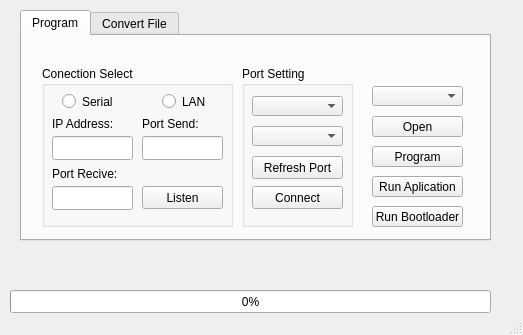
Qt form mainwindow.ui (flishet/GUI-Bootloader) before a commit.
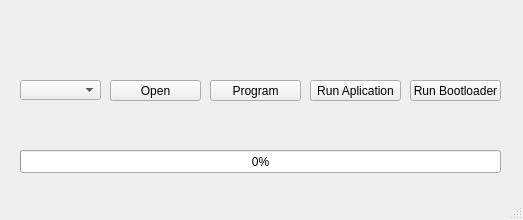
The same form after that commit.

Commit message: convert,tanzimate serial va Lan hazfshod -->1403/11/07

The edit to the form file:
```diff
--- a/mainwindow.ui
+++ b/mainwindow.ui
@@ -7,7 +7,7 @@
     <x>0</x>
     <y>0</y>
     <width>523</width>
-    <height>335</height>
+    <height>220</height>
    </rect>
   </property>
   <property name="sizePolicy">
@@ -35,8 +35,8 @@
    <widget class="QProgressBar" name="progressBar">
     <property name="geometry">
      <rect>
-      <x>10</x>
-      <y>290</y>
+      <x>20</x>
+      <y>150</y>
       <width>481</width>
       <height>23</height>
      </rect>
@@ -58,8 +58,8 @@
     <property name="geometry">
      <rect>
       <x>10</x>
-      <y>250</y>
-      <width>481</width>
+      <y>110</y>
+      <width>491</width>
       <height>31</height>
      </rect>
     </property>
@@ -70,237 +70,10 @@
      <set>Qt::AlignCenter</set>
     </property>
    </widget>
-   <widget class="QTabWidget" name="tabWidget">
-    <property name="geometry">
-     <rect>
-      <x>20</x>
-      <y>10</y>
-      <width>471</width>
-      <height>231</height>
-     </rect>
-    </property>
-    <property name="currentIndex">
-     <number>0</number>
-    </property>
-    <widget class="QWidget" name="tab1">
-     <attribute name="title">
-      <string>Program</string>
-     </attribute>
-     <widget class="QGroupBox" name="groupBox_3">
-      <property name="geometry">
-       <rect>
-        <x>20</x>
-        <y>30</y>
-        <width>191</width>
-        <height>161</height>
-       </rect>
-      </property>
-      <property name="title">
-       <string>Conection Select</string>
-      </property>
-      <widget class="QRadioButton" name="rd_serial">
-       <property name="geometry">
-        <rect>
-         <x>20</x>
-         <y>20</y>
-         <width>51</width>
-         <height>31</height>
-        </rect>
-       </property>
-       <property name="text">
-        <string>Serial</string>
-       </property>
-      </widget>
-      <widget class="QRadioButton" name="rd_lan">
-       <property name="geometry">
-        <rect>
-         <x>120</x>
-         <y>20</y>
-         <width>51</width>
-         <height>31</height>
-        </rect>
-       </property>
-       <property name="text">
-        <string>LAN</string>
-       </property>
-      </widget>
-      <widget class="QLineEdit" name="lineEdit_4">
-       <property name="geometry">
-        <rect>
-         <x>10</x>
-         <y>70</y>
-         <width>81</width>
-         <height>24</height>
-        </rect>
-       </property>
-       <property name="inputMask">
-        <string/>
-       </property>
-      </widget>
-      <widget class="QLabel" name="label_6">
-       <property name="geometry">
-        <rect>
-         <x>10</x>
-         <y>50</y>
-         <width>71</width>
-         <height>16</height>
-        </rect>
-       </property>
-       <property name="text">
-        <string>IP Address:</string>
-       </property>
-      </widget>
-      <widget class="QLabel" name="label_7">
-       <property name="geometry">
-        <rect>
-         <x>100</x>
-         <y>50</y>
-         <width>71</width>
-         <height>16</height>
-        </rect>
-       </property>
-       <property name="text">
-        <string>Port Send:</string>
-       </property>
-      </widget>
-      <widget class="QLineEdit" name="lineEdit_5">
-       <property name="geometry">
-        <rect>
-         <x>100</x>
-         <y>70</y>
-         <width>81</width>
-         <height>24</height>
-        </rect>
-       </property>
-       <property name="inputMask">
-        <string/>
-       </property>
-      </widget>
-      <widget class="QLabel" name="label_8">
-       <property name="geometry">
-        <rect>
-         <x>10</x>
-         <y>100</y>
-         <width>71</width>
-         <height>16</height>
-        </rect>
-       </property>
-       <property name="text">
-        <string>Port Recive:</string>
-       </property>
-      </widget>
-      <widget class="QLineEdit" name="lineEdit_6">
-       <property name="geometry">
-        <rect>
-         <x>10</x>
-         <y>120</y>
-         <width>81</width>
-         <height>24</height>
-        </rect>
-       </property>
-       <property name="inputMask">
-        <string/>
-       </property>
-      </widget>
-      <widget class="QPushButton" name="btn_listen">
-       <property name="geometry">
-        <rect>
-         <x>100</x>
-         <y>120</y>
-         <width>81</width>
-         <height>23</height>
-        </rect>
-       </property>
-       <property name="sizePolicy">
-        <sizepolicy hsizetype="Fixed" vsizetype="Fixed">
-         <horstretch>0</horstretch>
-         <verstretch>0</verstretch>
-        </sizepolicy>
-       </property>
-       <property name="text">
-        <string>Listen</string>
-       </property>
-      </widget>
-     </widget>
-     <widget class="QGroupBox" name="groupBox_2">
-      <property name="geometry">
-       <rect>
-        <x>220</x>
-        <y>30</y>
-        <width>111</width>
-        <height>161</height>
-       </rect>
-      </property>
-      <property name="title">
-       <string>Port Setting</string>
-      </property>
-      <widget class="QComboBox" name="combo_port">
-       <property name="geometry">
-        <rect>
-         <x>10</x>
-         <y>30</y>
-         <width>91</width>
-         <height>20</height>
-        </rect>
-       </property>
-      </widget>
-      <widget class="QPushButton" name="btn_port">
-       <property name="geometry">
-        <rect>
-         <x>10</x>
-         <y>120</y>
-         <width>91</width>
-         <height>23</height>
-        </rect>
-       </property>
-       <property name="sizePolicy">
-        <sizepolicy hsizetype="Fixed" vsizetype="Fixed">
-         <horstretch>0</horstretch>
-         <verstretch>0</verstretch>
-        </sizepolicy>
-       </property>
-       <property name="text">
-        <string>Connect</string>
-       </property>
-      </widget>
-      <widget class="QPushButton" name="pushButton_2">
-       <property name="geometry">
-        <rect>
-         <x>10</x>
-         <y>90</y>
-         <width>91</width>
-         <height>23</height>
-        </rect>
-       </property>
-       <property name="text">
-        <string>Refresh Port</string>
-       </property>
-      </widget>
-      <widget class="QComboBox" name="combo_baud">
-       <property name="geometry">
-        <rect>
-         <x>10</x>
-         <y>60</y>
-         <width>91</width>
-         <height>20</height>
-        </rect>
-       </property>
-      </widget>
-     </widget>
-     <widget class="QComboBox" name="combo_mcu">
-      <property name="geometry">
-       <rect>
-        <x>350</x>
-        <y>50</y>
-        <width>91</width>
-        <height>20</height>
-       </rect>
-      </property>
-     </widget>
      <widget class="QPushButton" name="btn_open">
       <property name="geometry">
        <rect>
-        <x>350</x>
+      <x>110</x>
         <y>80</y>
         <width>91</width>
         <height>21</height>
@@ -310,24 +83,11 @@
        <string>Open</string>
       </property>
      </widget>
-     <widget class="QPushButton" name="btn_program">
-      <property name="geometry">
-       <rect>
-        <x>350</x>
-        <y>110</y>
-        <width>91</width>
-        <height>21</height>
-       </rect>
-      </property>
-      <property name="text">
-       <string>Program</string>
-      </property>
-     </widget>
      <widget class="QPushButton" name="btn_boot">
       <property name="geometry">
        <rect>
-        <x>350</x>
-        <y>170</y>
+      <x>410</x>
+      <y>80</y>
         <width>91</width>
         <height>21</height>
        </rect>
@@ -339,8 +99,8 @@
      <widget class="QPushButton" name="btn_app">
       <property name="geometry">
        <rect>
-        <x>350</x>
-        <y>140</y>
+      <x>310</x>
+      <y>80</y>
         <width>91</width>
         <height>21</height>
        </rect>
@@ -352,117 +112,45 @@
      <widget class="QLabel" name="label">
       <property name="geometry">
        <rect>
-        <x>340</x>
-        <y>0</y>
-        <width>111</width>
+      <x>20</x>
+      <y>20</y>
+      <width>481</width>
         <height>41</height>
        </rect>
       </property>
+    <property name="font">
+     <font>
+      <pointsize>15</pointsize>
+      <weight>75</weight>
+      <bold>true</bold>
+     </font>
+    </property>
       <property name="text">
        <string/>
       </property>
      </widget>
-    </widget>
-    <widget class="QWidget" name="tab2">
-     <attribute name="title">
-      <string>Convert File</string>
-     </attribute>
-     <widget class="QGroupBox" name="groupBox_4">
+   <widget class="QComboBox" name="combo_mcu">
       <property name="geometry">
        <rect>
         <x>20</x>
-        <y>10</y>
-        <width>121</width>
-        <height>161</height>
-       </rect>
-      </property>
-      <property name="title">
-       <string>Convert File</string>
-      </property>
-      <widget class="QLineEdit" name="lineEdit_2">
-       <property name="geometry">
-        <rect>
-         <x>60</x>
-         <y>60</y>
-         <width>51</width>
-         <height>24</height>
-        </rect>
-       </property>
-      </widget>
-      <widget class="QLineEdit" name="lineEdit_3">
+      <y>80</y>
+      <width>81</width>
+      <height>20</height>
+     </rect>
+    </property>
+   </widget>
+   <widget class="QPushButton" name="btn_program">
        <property name="geometry">
         <rect>
-         <x>60</x>
-         <y>90</y>
-         <width>51</width>
-         <height>24</height>
-        </rect>
-       </property>
-      </widget>
-      <widget class="QLabel" name="label_5">
-       <property name="geometry">
-        <rect>
-         <x>10</x>
-         <y>90</y>
-         <width>41</width>
+      <x>210</x>
+      <y>80</y>
+      <width>91</width>
          <height>21</height>
         </rect>
        </property>
        <property name="text">
-        <string>Version:</string>
-       </property>
-      </widget>
-      <widget class="QLineEdit" name="lineEdit">
-       <property name="geometry">
-        <rect>
-         <x>60</x>
-         <y>30</y>
-         <width>51</width>
-         <height>24</height>
-        </rect>
-       </property>
-      </widget>
-      <widget class="QLabel" name="label_3">
-       <property name="geometry">
-        <rect>
-         <x>20</x>
-         <y>30</y>
-         <width>31</width>
-         <height>21</height>
-        </rect>
-       </property>
-       <property name="text">
-        <string>MCU:</string>
-       </property>
-      </widget>
-      <widget class="QLabel" name="label_4">
-       <property name="geometry">
-        <rect>
-         <x>10</x>
-         <y>60</y>
-         <width>41</width>
-         <height>21</height>
-        </rect>
-       </property>
-       <property name="text">
-        <string>Project:</string>
-       </property>
-      </widget>
-      <widget class="QPushButton" name="btn_convert">
-       <property name="geometry">
-        <rect>
-         <x>10</x>
-         <y>120</y>
-         <width>101</width>
-         <height>21</height>
-        </rect>
-       </property>
-       <property name="text">
-        <string>Convert</string>
-       </property>
-      </widget>
-     </widget>
-    </widget>
+     <string>Program</string>
+    </property>
    </widget>
   </widget>
   <widget class="QStatusBar" name="statusbar"/>
```
Lines whose indentation alone changed are shown as unchanged. The commit also changes 3 other files.
